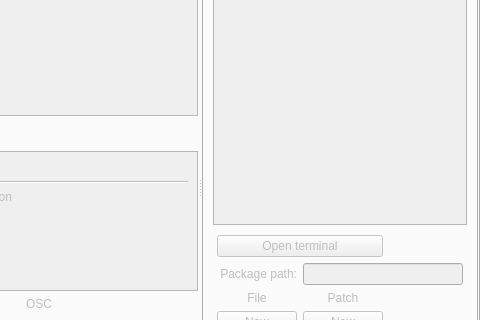
First picture: the form in src/ObsLightGui/ui/obsLightMain.ui, repository ronan22/obs-light, before the edit; both pictures show x 320 to 800 and y 104 to 424 of the 800 by 560 pixel window.
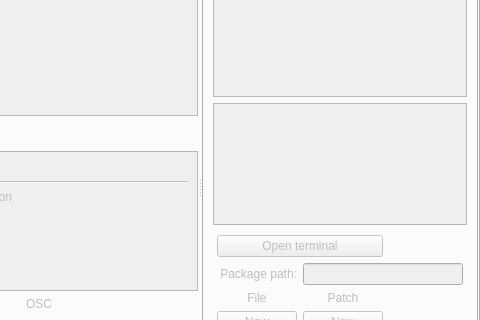
Second picture: the form after the edit. Icons and pictures are not drawn.

Patch:
```diff
--- a/src/ObsLightGui/ui/obsLightMain.ui
+++ b/src/ObsLightGui/ui/obsLightMain.ui
@@ -765,6 +765,16 @@
                </layout>
               </widget>
              </item>
+             <item row="3" column="0">
+              <widget class="QTableView" name="fileTableView">
+               <property name="sortingEnabled">
+                <bool>true</bool>
+               </property>
+               <attribute name="verticalHeaderVisible">
+                <bool>false</bool>
+               </attribute>
+              </widget>
+             </item>
             </layout>
            </widget>
            <widget class="QWidget" name="chrootTab">
```
Left out of the diff: 5 changed lines with no effect on the pictures.
